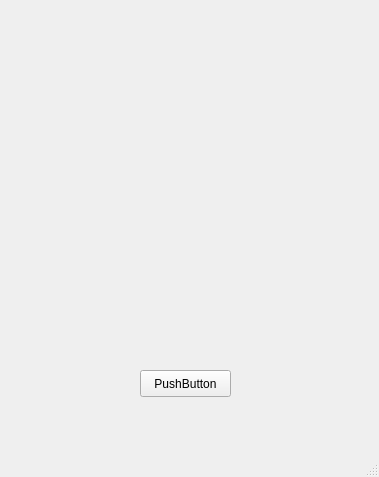
Before: the Qt Designer form miniPBX/GUIMiniPBX.ui in vialrogo/pbx-viewer, drawn with Qt 5.
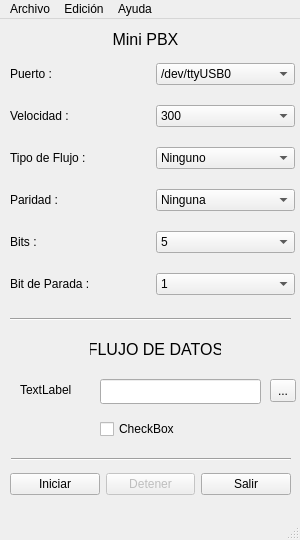
After: the same form once the commit is applied.

Commit message: Primer bosquejo de la interfaz de miniPBX

Patch:
```diff
--- a/miniPBX/GUIMiniPBX.ui
+++ b/miniPBX/GUIMiniPBX.ui
@@ -6,25 +6,411 @@
    <rect>
     <x>0</x>
     <y>0</y>
-    <width>379</width>
-    <height>477</height>
+    <width>300</width>
+    <height>540</height>
    </rect>
   </property>
+  <property name="minimumSize">
+   <size>
+    <width>300</width>
+    <height>540</height>
+   </size>
+  </property>
+  <property name="maximumSize">
+   <size>
+    <width>300</width>
+    <height>540</height>
+   </size>
+  </property>
+  <property name="focusPolicy">
+   <enum>Qt::TabFocus</enum>
+  </property>
   <property name="windowTitle">
    <string>GUIMiniPBX</string>
   </property>
   <widget class="QWidget" name="centralwidget">
-   <widget class="QPushButton" name="pushButton">
+   <widget class="QWidget" name="gridLayoutWidget">
     <property name="geometry">
      <rect>
-      <x>140</x>
-      <y>370</y>
-      <width>91</width>
-      <height>27</height>
+      <x>10</x>
+      <y>30</y>
+      <width>285</width>
+      <height>266</height>
      </rect>
     </property>
+    <layout class="QGridLayout" name="gridLayout">
+     <item row="2" column="0">
+      <widget class="QLabel" name="label_3">
+       <property name="text">
+        <string>Velocidad : </string>
+       </property>
+       <property name="margin">
+        <number>10</number>
+       </property>
+      </widget>
+     </item>
+     <item row="3" column="0">
+      <widget class="QLabel" name="label_4">
+       <property name="text">
+        <string>Tipo de Flujo : </string>
+       </property>
+       <property name="margin">
+        <number>10</number>
+       </property>
+      </widget>
+     </item>
+     <item row="4" column="0">
+      <widget class="QLabel" name="label_5">
+       <property name="text">
+        <string>Paridad : </string>
+       </property>
+       <property name="margin">
+        <number>10</number>
+       </property>
+      </widget>
+     </item>
+     <item row="5" column="0">
+      <widget class="QLabel" name="label_6">
+       <property name="text">
+        <string>Bits : </string>
+       </property>
+       <property name="margin">
+        <number>10</number>
+       </property>
+      </widget>
+     </item>
+     <item row="2" column="1">
+      <widget class="QComboBox" name="comboVelocidad">
+       <item>
+        <property name="text">
+         <string notr="true">300</string>
+        </property>
+       </item>
+       <item>
+        <property name="text">
+         <string notr="true">600</string>
+        </property>
+       </item>
+       <item>
+        <property name="text">
+         <string notr="true">1200</string>
+        </property>
+       </item>
+       <item>
+        <property name="text">
+         <string notr="true">2400</string>
+        </property>
+       </item>
+       <item>
+        <property name="text">
+         <string notr="true">4800</string>
+        </property>
+       </item>
+       <item>
+        <property name="text">
+         <string notr="true">9600</string>
+        </property>
+       </item>
+       <item>
+        <property name="text">
+         <string notr="true">19200</string>
+        </property>
+       </item>
+       <item>
+        <property name="text">
+         <string notr="true">38400</string>
+        </property>
+       </item>
+       <item>
+        <property name="text">
+         <string notr="true">57600</string>
+        </property>
+       </item>
+       <item>
+        <property name="text">
+         <string notr="true">115200</string>
+        </property>
+       </item>
+      </widget>
+     </item>
+     <item row="3" column="1">
+      <widget class="QComboBox" name="comboTipo">
+       <item>
+        <property name="text">
+         <string>Ninguno</string>
+        </property>
+       </item>
+       <item>
+        <property name="text">
+         <string notr="true">RTS/CTS</string>
+        </property>
+       </item>
+       <item>
+        <property name="text">
+         <string notr="true">Xon/Xoff</string>
+        </property>
+       </item>
+      </widget>
+     </item>
+     <item row="4" column="1">
+      <widget class="QComboBox" name="comboParidad">
+       <item>
+        <property name="text">
+         <string>Ninguna</string>
+        </property>
+       </item>
+       <item>
+        <property name="text">
+         <string>Par</string>
+        </property>
+       </item>
+       <item>
+        <property name="text">
+         <string>Impar</string>
+        </property>
+       </item>
+      </widget>
+     </item>
+     <item row="5" column="1">
+      <widget class="QComboBox" name="comboData">
+       <item>
+        <property name="text">
+         <string notr="true">5</string>
+        </property>
+       </item>
+       <item>
+        <property name="text">
+         <string notr="true">6</string>
+        </property>
+       </item>
+       <item>
+        <property name="text">
+         <string notr="true">7</string>
+        </property>
+       </item>
+       <item>
+        <property name="text">
+         <string notr="true">8</string>
+        </property>
+       </item>
+      </widget>
+     </item>
+     <item row="6" column="1">
+      <widget class="QComboBox" name="comboStop">
+       <item>
+        <property name="text">
+         <string notr="true">1</string>
+        </property>
+       </item>
+       <item>
+        <property name="text">
+         <string notr="true">2</string>
+        </property>
+       </item>
+      </widget>
+     </item>
+     <item row="1" column="0">
+      <widget class="QLabel" name="label_2">
+       <property name="text">
+        <string>Puerto : </string>
+       </property>
+       <property name="margin">
+        <number>10</number>
+       </property>
+      </widget>
+     </item>
+     <item row="1" column="1">
+      <widget class="QComboBox" name="comboPuerto">
+       <item>
+        <property name="text">
+         <string notr="true">/dev/ttyUSB0</string>
+        </property>
+       </item>
+       <item>
+        <property name="text">
+         <string notr="true">/dev/ttyS0</string>
+        </property>
+       </item>
+       <item>
+        <property name="text">
+         <string notr="true">/dev/ttyS1</string>
+        </property>
+       </item>
+       <item>
+        <property name="text">
+         <string notr="true">/dev/ttyS2</string>
+        </property>
+       </item>
+       <item>
+        <property name="text">
+         <string notr="true">/dev/ttyS3</string>
+        </property>
+       </item>
+      </widget>
+     </item>
+     <item row="6" column="0">
+      <widget class="QLabel" name="label_7">
+       <property name="text">
+        <string>Bit de Parada : </string>
+       </property>
+       <property name="margin">
+        <number>10</number>
+       </property>
+      </widget>
+     </item>
+    </layout>
+   </widget>
+   <widget class="QLabel" name="label_8">
+    <property name="geometry">
+     <rect>
+      <x>90</x>
+      <y>320</y>
+      <width>131</width>
+      <height>21</height>
+     </rect>
+    </property>
+    <property name="font">
+     <font>
+      <pointsize>12</pointsize>
+     </font>
+    </property>
     <property name="text">
-     <string>PushButton</string>
+     <string>FLUJO DE DATOS</string>
+    </property>
+    <property name="alignment">
+     <set>Qt::AlignCenter</set>
+    </property>
+   </widget>
+   <widget class="QWidget" name="gridLayoutWidget_3">
+    <property name="geometry">
+     <rect>
+      <x>10</x>
+      <y>440</y>
+      <width>281</width>
+      <height>51</height>
+     </rect>
+    </property>
+    <layout class="QGridLayout" name="gridLayout_3">
+     <item row="0" column="0">
+      <widget class="QPushButton" name="pushButtonIniciar">
+       <property name="text">
+        <string>Iniciar</string>
+       </property>
+      </widget>
+     </item>
+     <item row="0" column="1">
+      <widget class="QPushButton" name="pushButtonDetener">
+       <property name="enabled">
+        <bool>false</bool>
+       </property>
+       <property name="text">
+        <string>Detener</string>
+       </property>
+      </widget>
+     </item>
+     <item row="0" column="2">
+      <widget class="QPushButton" name="pushButtonSalir">
+       <property name="text">
+        <string>Salir</string>
+       </property>
+      </widget>
+     </item>
+    </layout>
+   </widget>
+   <widget class="QLabel" name="label">
+    <property name="geometry">
+     <rect>
+      <x>110</x>
+      <y>10</y>
+      <width>71</width>
+      <height>20</height>
+     </rect>
+    </property>
+    <property name="font">
+     <font>
+      <pointsize>12</pointsize>
+     </font>
+    </property>
+    <property name="text">
+     <string>Mini PBX</string>
+    </property>
+    <property name="alignment">
+     <set>Qt::AlignCenter</set>
+    </property>
+   </widget>
+   <widget class="Line" name="line">
+    <property name="geometry">
+     <rect>
+      <x>10</x>
+      <y>290</y>
+      <width>281</width>
+      <height>20</height>
+     </rect>
+    </property>
+    <property name="orientation">
+     <enum>Qt::Horizontal</enum>
+    </property>
+   </widget>
+   <widget class="Line" name="line_2">
+    <property name="geometry">
+     <rect>
+      <x>11</x>
+      <y>430</y>
+      <width>280</width>
+      <height>20</height>
+     </rect>
+    </property>
+    <property name="orientation">
+     <enum>Qt::Horizontal</enum>
+    </property>
+   </widget>
+   <widget class="QLabel" name="label_9">
+    <property name="geometry">
+     <rect>
+      <x>20</x>
+      <y>360</y>
+      <width>57</width>
+      <height>21</height>
+     </rect>
+    </property>
+    <property name="text">
+     <string>TextLabel</string>
+    </property>
+   </widget>
+   <widget class="QCheckBox" name="checkBox">
+    <property name="geometry">
+     <rect>
+      <x>100</x>
+      <y>400</y>
+      <width>89</width>
+      <height>20</height>
+     </rect>
+    </property>
+    <property name="text">
+     <string>CheckBox</string>
+    </property>
+   </widget>
+   <widget class="QLineEdit" name="lineEdit">
+    <property name="geometry">
+     <rect>
+      <x>100</x>
+      <y>360</y>
+      <width>161</width>
+      <height>25</height>
+     </rect>
+    </property>
+   </widget>
+   <widget class="QToolButton" name="toolButton">
+    <property name="geometry">
+     <rect>
+      <x>270</x>
+      <y>360</y>
+      <width>26</width>
+      <height>23</height>
+     </rect>
+    </property>
+    <property name="text">
+     <string>...</string>
     </property>
    </widget>
   </widget>
@@ -33,10 +419,47 @@
     <rect>
      <x>0</x>
      <y>0</y>
-     <width>379</width>
+     <width>300</width>
      <height>21</height>
     </rect>
    </property>
+   <widget class="QMenu" name="menuArchivo">
+    <property name="title">
+     <string>Archivo</string>
+    </property>
+    <addaction name="separator"/>
+    <addaction name="actionIniciar"/>
+    <addaction name="actionDetener"/>
+    <addaction name="separator"/>
+    <addaction name="actionCerrar"/>
+   </widget>
+   <widget class="QMenu" name="menuEdici_n">
+    <property name="title">
+     <string>Edición</string>
+    </property>
+    <widget class="QMenu" name="menuIdioma">
+     <property name="title">
+      <string>Idioma</string>
+     </property>
+     <addaction name="actionEspanol"/>
+     <addaction name="actionIngles"/>
+     <addaction name="actionPortugues"/>
+    </widget>
+    <addaction name="separator"/>
+    <addaction name="menuIdioma"/>
+   </widget>
+   <widget class="QMenu" name="menuAyuda">
+    <property name="title">
+     <string>Ayuda</string>
+    </property>
+    <addaction name="actionAyuda"/>
+    <addaction name="separator"/>
+    <addaction name="actionAcerca_de"/>
+    <addaction name="actionAcerca_de_Qt"/>
+   </widget>
+   <addaction name="menuArchivo"/>
+   <addaction name="menuEdici_n"/>
+   <addaction name="menuAyuda"/>
   </widget>
   <widget class="QStatusBar" name="statusbar"/>
  </widget>
```
Left out of the diff: 81 changed lines with no effect on the pictures. The commit also changes 27 other files.
